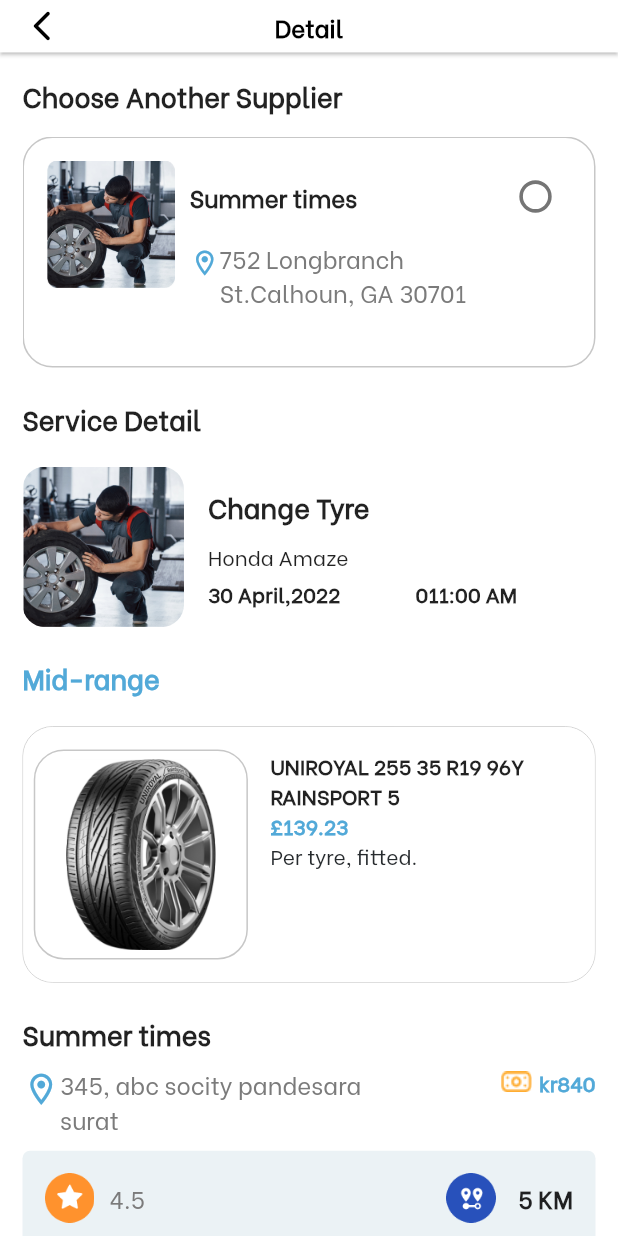
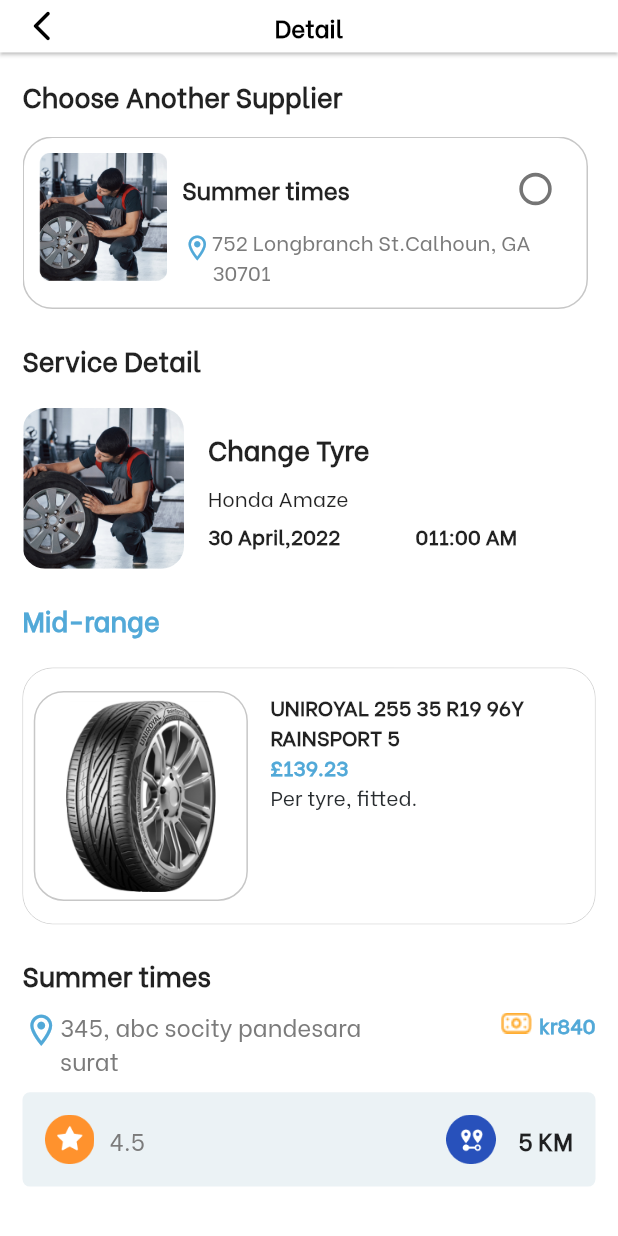
Before and after one commit to thecompl/NewTyreShifter, a Flutter app: the Immediate_service_detail screen opened directly, on a phone screen of 412 x 824 dp. Run offline on Flutter 3.47's test engine with Material 2 defaults, Android fonts, the phone set to English and light mode, and no system bars; our stand-ins replace animated_splash_screen, device_info_plus, dio, expansion_tile_card, flutter_datetime_picker, flutter_rating_bar and 9 more; missing offline and left inert: country_pickers, dart:ffi, device_info_plus_web, flutter_verification_code, image_picker_for_web, otp_screen and 2 more; accounts and stored records are empty; project files that could hold a hidden picture were left out.

Commit message:
Supplier horizontal List and widget Done

```diff
--- a/lib/Customer/Immediate_service_detail.dart
+++ b/lib/Customer/Immediate_service_detail.dart
@@ -58,11 +58,12 @@
                           height: 15,
                         ),
                         Container(
-                          width: size.width,
-                          height: 154,
+                          height: 115,
                           child: ListView.builder(
                               scrollDirection: Axis.horizontal,
+                              physics: const BouncingScrollPhysics(),
                               itemCount: 2,
+                              shrinkWrap: true,
                               itemBuilder: (BuildContext context, int index) {
                                 return Container(
                                   width: size.width - 30,
--- a/lib/Widget/SupplierList_widget.dart
+++ b/lib/Widget/SupplierList_widget.dart
@@ -42,6 +42,8 @@
       onTap: () {
         widget.Ontap!();
       },
+      child: Padding(
+        padding: const EdgeInsets.only(right:5.0),
         child: Container(
           decoration: BoxDecoration(
             border: Border.all(color: color.border_grey4_color),
@@ -49,13 +51,10 @@
             color: color.white,
           ),
           child: Padding(
-          padding: const EdgeInsets.all(15),
-          child: Column(
+            padding: const EdgeInsets.symmetric(horizontal: 10, vertical: 10),
+            child: Row(
               crossAxisAlignment: CrossAxisAlignment.start,
-            children: [
-              Row(
-                crossAxisAlignment: CrossAxisAlignment.start,
-                mainAxisAlignment: MainAxisAlignment.spaceBetween,
+              mainAxisAlignment: MainAxisAlignment.start,
               children: [
                 Container(
                   height: 85,
@@ -68,20 +67,16 @@
                   child: Container(
                     child: Column(
                       crossAxisAlignment: CrossAxisAlignment.start,
+                      mainAxisAlignment: MainAxisAlignment.start,
                       children: [
                         Row(
                             mainAxisAlignment: MainAxisAlignment.spaceBetween,
                             children: [
                               Textfield().text(widget.headtxt, TextStyles.mb16),
-                            Transform.scale(
-                              scale: 1.2,
-                              child: widget.supplier
-                            ),
+                              Transform.scale(scale: 1.2, child: widget.supplier),
                             ]),
-                          SizedBox(
-                            height: 5,
-                          ),
-                          Row(
+                        Expanded(
+                          child: Row(
                             crossAxisAlignment: CrossAxisAlignment.start,
                             children: [
                               Container(
@@ -95,19 +90,19 @@
                                   size: 20,
                                 ),
                               ),
-                              Container(
+                              Expanded(
+                                child: Container(
                                   width: size.width * 0.5,
                                   child: Textfield().text(
                                       widget.adddress,
                                       TextStyles.withColor(
-                                        TextStyles.mn16, color.textgrey_color),
+                                          TextStyles.mn14, color.textgrey_color),
                                       TextAlign.left,
                                       TextOverflow.ellipsis),
+                                ),
                               )
                             ],
                           ),
-                          SizedBox(
-                            height: 5,
                         ),
                       ],
                     ),
@@ -115,7 +110,6 @@
                 ),
               ],
             ),
-            ],
           ),
         ),
       ),
```
Also changed, not shown: 4 other files. Lines whose indentation alone changed are shown as unchanged.
